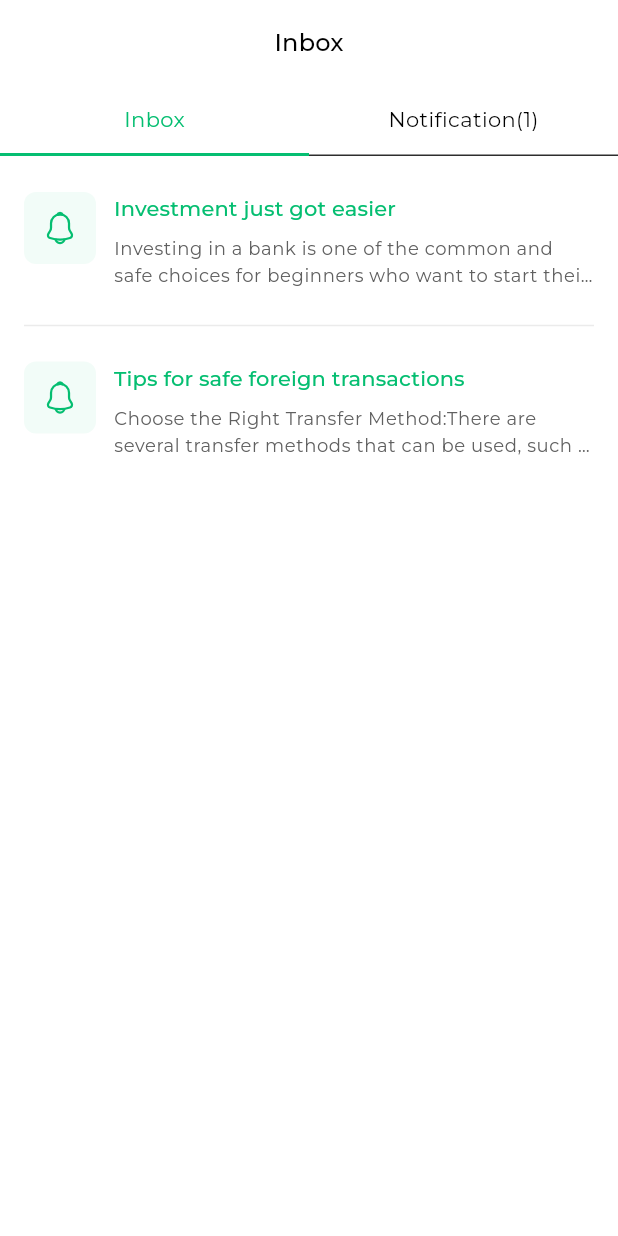
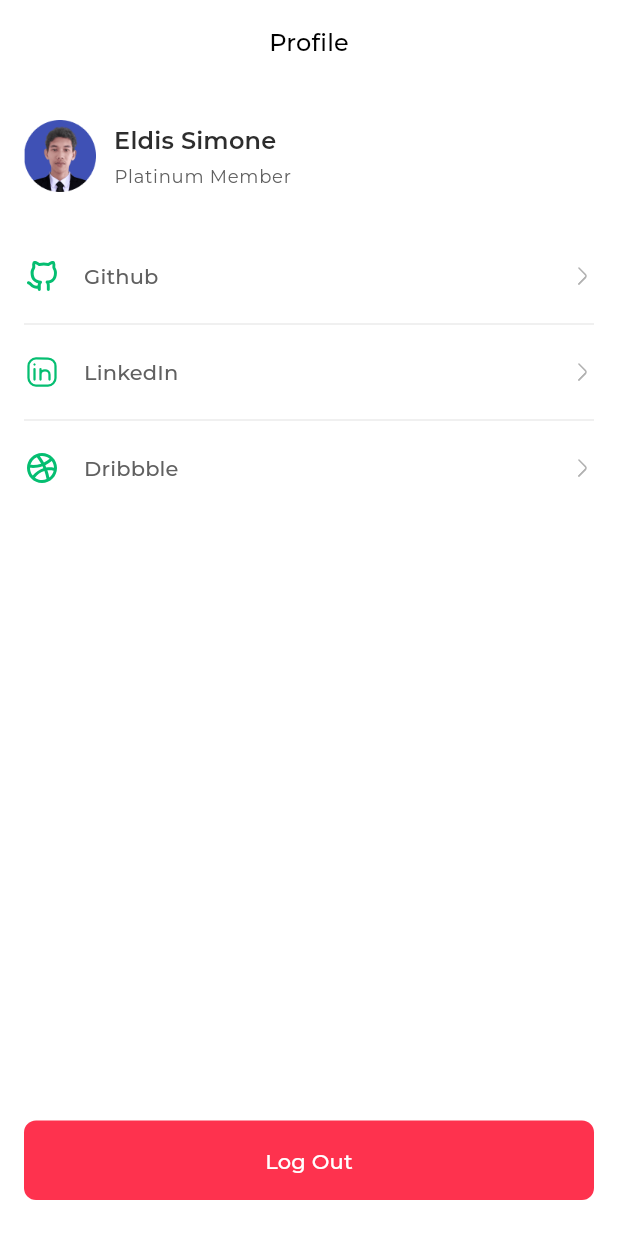
Before and after one commit to sayapakailinuxpak/dragonfly, a Flutter app: the screen it shows after launch, on a phone screen of 412 x 824 dp. Run offline on Flutter 3.47's test engine with Material 3 defaults, Android fonts, the phone set to English and light mode, and no system bars; our stand-ins replace flutter_svg; missing offline and left inert: dart:ffi.

Commit message:
- create Profile class - adding exit functionality to Log Out button

```diff
--- /dev/null
+++ b/lib/data/user_account_model.dart
@@ -0,0 +1,13 @@
+class UserAccountModel {
+  String icon;
+  String title;
+  String link;
+
+  UserAccountModel({required this.icon, required this.title, required this.link});
+
+  static List<UserAccountModel> userAccountItems = [
+    UserAccountModel(icon: "assets/icons/github-icon.svg", title: "Github", link: "github.com/sayapakailinuxpak"),
+    UserAccountModel(icon: "assets/icons/linkedin-icon.svg", title: "LinkedIn", link: "www.linkedin.com/in/eldis-simone-219256193/"),
+    UserAccountModel(icon: "assets/icons/dribbble-icon.svg", title: "Dribbble", link: "dribbble.com/eldis_simone")
+  ];
+}
--- a/lib/main.dart
+++ b/lib/main.dart
@@ -3,6 +3,7 @@ import 'package:dragonfly/screens/home.dart';
 import 'package:dragonfly/screens/notification_detail.dart';
 import 'package:dragonfly/screens/onboarding.dart';
 import 'package:dragonfly/screens/inbox.dart';
+import 'package:dragonfly/screens/profile.dart';
 import 'package:flutter/material.dart';
 
 void main() {
@@ -36,7 +37,8 @@ class MyApp extends StatelessWidget {
         colorScheme: const ColorScheme.light(
           primary: Color(0xFF05BE71),
           secondary: Color(0xFF7443FF),
-          onBackground: Color(0xFF2D2D2D)
+          onBackground: Color(0xFF2D2D2D),
+          error: Color(0xFFFE324E)
         ),
         textTheme: const TextTheme(
           headlineMedium: TextStyle(
@@ -102,7 +104,7 @@ class MyApp extends StatelessWidget {
         ),
         // useMaterial3: true,
       ),
-      home: Inbox()
+      home: Profile()
     );
   }
 }
--- /dev/null
+++ b/lib/screens/profile.dart
@@ -0,0 +1,127 @@
+
+import 'dart:ffi';
+
+import 'package:dragonfly/data/user_account_model.dart';
+import 'package:flutter/material.dart';
+import 'package:flutter/services.dart';
+import 'package:flutter_svg/flutter_svg.dart';
+
+class Profile extends StatelessWidget {
+  const Profile({super.key});
+
+  @override
+  Widget build(BuildContext context) {
+    return Scaffold(
+      appBar: AppBar(
+        title: Text(
+          "Profile",
+          style: Theme.of(context).textTheme.titleMedium?.apply(
+            fontWeightDelta: 1
+          ),
+        ),
+        centerTitle: true,
+      ),
+      body: Padding(
+        padding: const EdgeInsets.symmetric(horizontal: 16.0, vertical: 24.0),
+        child: Column(
+          children: [
+            Row(
+              children: [
+                Image.asset(
+                  "assets/images/foto-diri-image.png",
+                  width: 48.0,
+                  height: 48.0,
+                ),
+                const SizedBox(width: 12.0),
+                Expanded(
+                  child: Column(
+                    crossAxisAlignment: CrossAxisAlignment.start,
+                    children: [
+                      Text(
+                        "Eldis Simone",
+                        style: Theme.of(context).textTheme.titleMedium?.apply(
+                          fontWeightDelta: 2,
+                          color: Theme.of(context).colorScheme.onBackground
+                        )
+                      ),
+                      const SizedBox(height: 4.0),
+                      Text(
+                        "Platinum Member",
+                        style: Theme.of(context).textTheme.labelMedium?.apply(
+                          color: const Color(0xFF606060)
+                        )
+                      )
+                    ],
+                  ),
+                )
+              ],
+            ),
+            const SizedBox(height: 32.0),
+            ListView.separated(
+              shrinkWrap: true,
+              itemBuilder: (context, index) {
+                return InkWell(
+                  child: Padding(
+                    padding: const EdgeInsets.symmetric(vertical: 12.0),
+                    child: Row(
+                      children: [
+                        SvgPicture.asset(
+                          UserAccountModel.userAccountItems[index].icon,
+                          colorFilter: ColorFilter.mode(Theme.of(context).colorScheme.primary, BlendMode.srcIn),
+                        ),
+                        const SizedBox(width: 16.0),
+                        Expanded(
+                          child: Text(
+                            UserAccountModel.userAccountItems[index].title,
+                            style: Theme.of(context).textTheme.titleSmall?.apply(
+                              color: const Color(0xFF606060)
+                            ),
+                          ),
+                        ),
+                        SvgPicture.asset(
+                          "assets/icons/chevron-right-icon.svg",
+                          width: 16.0,
+                          height: 16.0,
+                          colorFilter: const ColorFilter.mode(Color(0xFFB1B1B1), BlendMode.srcIn),
+                        )
+                      ],
+                    ),
+                  ),
+                  onTap: () {
+
+                  },
+                );
+              },
+              separatorBuilder: (context, index) {
+                return const Divider(
+                  color: Color(0xFFEBEBEB),
+                );
+              },
+              itemCount: UserAccountModel.userAccountItems.length
+            ),
+            const Expanded(child: SizedBox()),
+            SizedBox(
+              width: MediaQuery.of(context).size.width,
+              child: FilledButton(
+                onPressed: () {
+                  SystemChannels.platform.invokeMethod('SystemNavigator.pop');
+                },
+                style: ButtonStyle(
+                  textStyle: MaterialStatePropertyAll(Theme.of(context).textTheme.labelLarge),
+                  backgroundColor: MaterialStatePropertyAll(Theme.of(context).colorScheme.error),
+                  padding: const MaterialStatePropertyAll(EdgeInsets.symmetric(vertical: 16.0, horizontal: 10.0)),
+                  shape: MaterialStateProperty.all(
+                    const RoundedRectangleBorder(
+                      borderRadius: BorderRadius.all(Radius.circular(8.0))
+                    )
+                  )
+                ),
+                child: const Text("Log Out")
+              ),
+            )
+          ],
+        ),
+      ),
+    );
+  }
+}
--- a/pubspec.yaml
+++ b/pubspec.yaml
@@ -81,6 +81,10 @@ flutter:
     - assets/icons/profile-icon.svg
     - assets/icons/bell-icon.svg
     - assets/icons/arrow-left-icon.svg
+    - assets/icons/github-icon.svg
+    - assets/icons/linkedin-icon.svg
+    - assets/icons/dribbble-icon.svg
+    - assets/icons/chevron-right-icon.svg
     - assets/images/credit-card-image-1.png
     - assets/images/credit-card-image-2.png
     - assets/images/credit-card-combo-image.png
@@ -95,6 +99,7 @@ flutter:
     - assets/images/pocket-credit-card-4-image.png
     - assets/images/investment-image.png
     - assets/images/pay-image.png
+    - assets/images/foto-diri-image.png
 
   fonts:
     - family: Montserrat
```
Also changed, not shown: assets/icons/chevron-right-icon.svg (added), assets/icons/dribbble-icon.svg (added), assets/icons/github-icon.svg (added), assets/icons/linkedin-icon.svg (added), assets/images/foto-diri-image.png (added), 1 other file.
